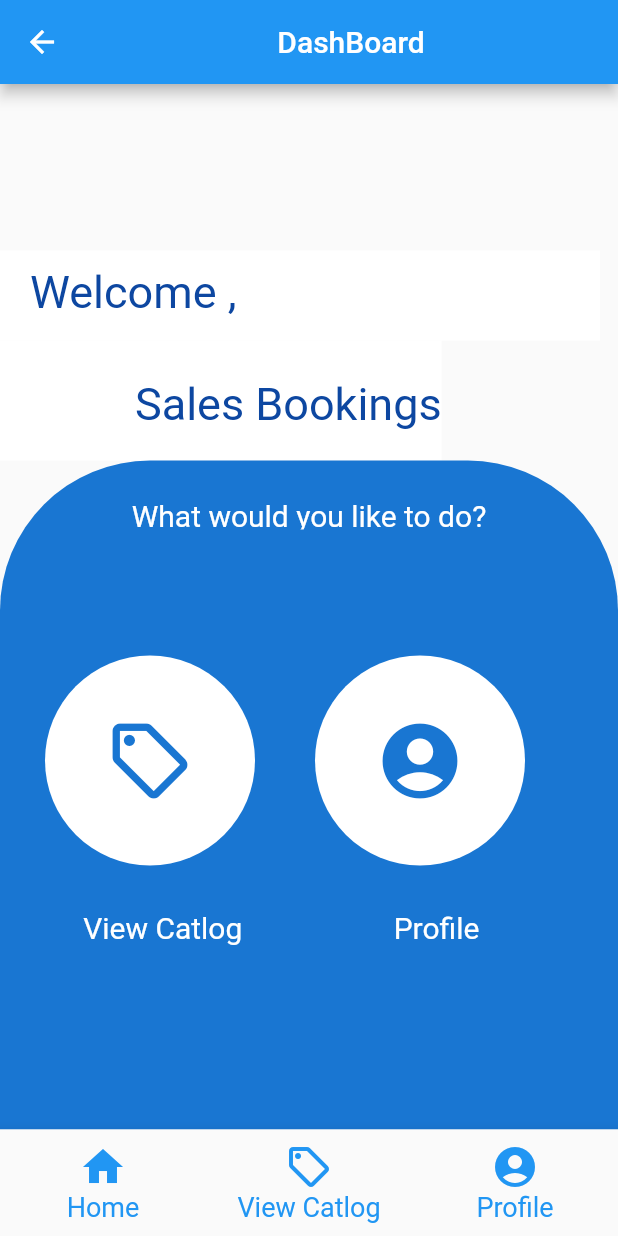
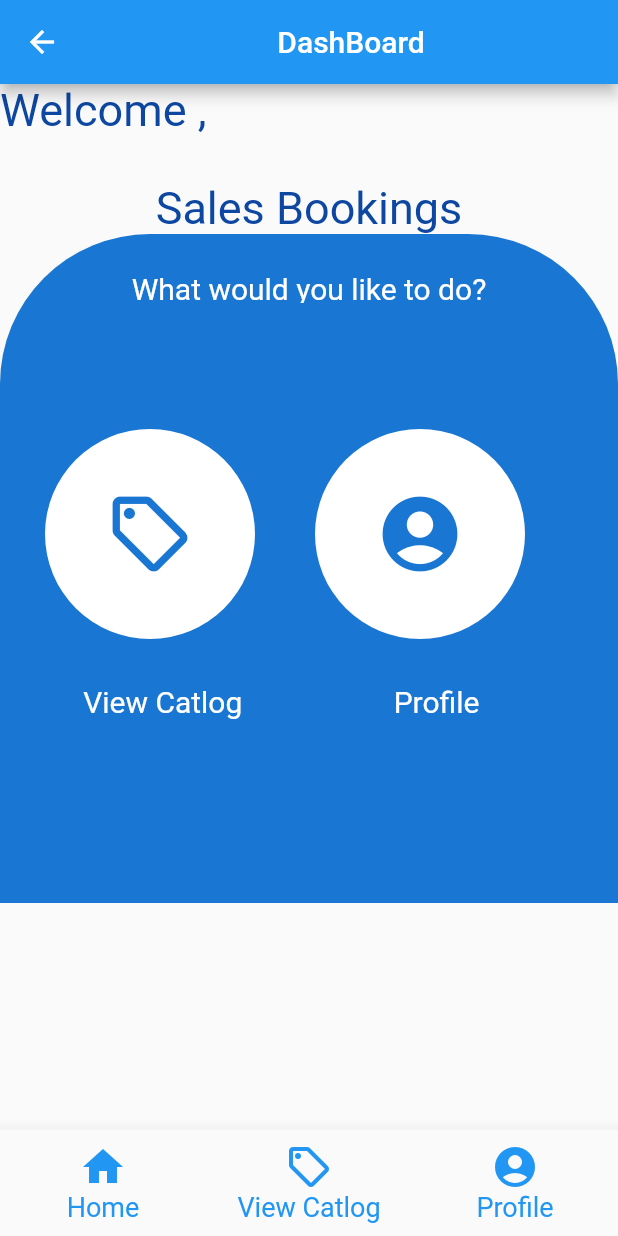
Before and after one commit to powersoftdev/SalesMobileApp, a Flutter app: the DashBoard screen opened directly, on a phone screen of 412 x 824 dp. Run offline on Flutter 3.47's test engine with Material 2 defaults, Android fonts, the phone set to English and light mode, and no system bars; our stand-ins replace shared_preferences; missing offline and left inert: flutter_animated_button, number_inc_dec; accounts and stored records are empty.

Commit message:
09-12-2022

```diff
--- a/lib/Model/item.dart
+++ b/lib/Model/item.dart
@@ -1,15 +1,15 @@
 // To parse this JSON data, do
 //
-//     final Item = ItemFromJson(jsonString);
+//     final ItemModel = ItemModelFromJson(jsonString);
 
 import 'dart:convert';
 
-Item ItemFromJson(String str) => Item.fromJson(json.decode(str));
+ItemModel ItemModelFromJson(String str) => ItemModel.fromJson(json.decode(str));
 
-String ItemToJson(Item data) => json.encode(data.toJson());
+String ItemModelToJson(ItemModel data) => json.encode(data.toJson());
 
-class Item {
-  Item({
+class ItemModel {
+  ItemModel({
     required this.status,
     required this.message,
     required this.data,
@@ -21,7 +21,7 @@ class Item {
   List<Datum> data;
   dynamic authToken;
 
-  factory Item.fromJson(Map<String, dynamic> json) => Item(
+  factory ItemModel.fromJson(Map<String, dynamic> json) => ItemModel(
         status: json["status"],
         message: json["message"],
         data: List<Datum>.from(json["data"].map((x) => Datum.fromJson(x))),
@@ -41,49 +41,49 @@ class Datum {
     this.companyId,
     this.divisionId,
     this.departmentId,
-    this.itemId,
+    this.ItemId,
     this.isActive,
-    this.itemTypeId,
-    this.itemName,
-    this.itemDescription,
-    this.itemLongDescription,
-    this.itemCategoryId,
-    this.itemFamilyId,
+    this.ItemTypeId,
+    this.ItemName,
+    this.ItemDescription,
+    this.ItemLongDescription,
+    this.ItemCategoryId,
+    this.ItemFamilyId,
     this.salesDescription,
     this.purchaseDescription,
     this.pictureUrl,
     this.largePictureUrl,
-    this.itemWeight,
-    this.itemWeightMetric,
-    this.itemShipWeight,
-    this.itemUpccode,
-    this.itemEpccode,
-    this.itemRfid,
-    this.itemSize,
-    this.itemSizeCmm,
-    this.itemDimentions,
-    this.itemDimentionsCmm,
-    this.itemColor,
-    this.itemNrfcolor,
-    this.itemStyle,
-    this.itemNrfstyle,
-    this.itemCareInstructions,
-    this.itemDefaultWarehouse,
-    this.itemDefaultWarehouseBin,
-    this.itemLocationX,
-    this.itemLocationY,
-    this.itemLocationZ,
+    this.ItemWeight,
+    this.ItemWeightMetric,
+    this.ItemShipWeight,
+    this.ItemUpccode,
+    this.ItemEpccode,
+    this.ItemRfid,
+    this.ItemSize,
+    this.ItemSizeCmm,
+    this.ItemDimentions,
+    this.ItemDimentionsCmm,
+    this.ItemColor,
+    this.ItemNrfcolor,
+    this.ItemStyle,
+    this.ItemNrfstyle,
+    this.ItemCareInstructions,
+    this.ItemDefaultWarehouse,
+    this.ItemDefaultWarehouseBin,
+    this.ItemLocationX,
+    this.ItemLocationY,
+    this.ItemLocationZ,
     this.downloadLocation,
     this.downloadPassword,
-    this.itemUom,
-    this.glitemSalesAccount,
-    this.glitemCogsaccount,
-    this.glitemInventoryAccount,
+    this.ItemUom,
+    this.glItemSalesAccount,
+    this.glItemCogsaccount,
+    this.glItemInventoryAccount,
     this.packId,
     this.currencyId,
     this.currencyExchangeRate,
     this.price,
-    this.itemPricingCode,
+    this.ItemPricingCode,
     this.pricingMethods,
     this.taxable,
     this.vendorId,
@@ -100,7 +100,7 @@ class Datum {
     this.calculatedCover,
     this.calculatedCoverUnits,
     this.isAssembly,
-    this.itemAssembly,
+    this.ItemAssembly,
     this.lifo,
     this.lifovalue,
     this.lifocost,
@@ -130,14 +130,14 @@ class Datum {
     this.taxPercent,
     this.lockedBy,
     this.lockTs,
-    this.isSerialLotItem,
-    this.isWarrantyItem,
+    this.isSerialLotItemModel,
+    this.isWarrantyItemModel,
     this.warrantyPeriod,
     this.minimumQty,
     this.lastEditDate,
     this.creationDate,
-    this.glitemFreightAccount,
-    this.glitemHandlingAccount,
+    this.glItemModelFreightAccount,
+    this.glItemModelHandlingAccount,
     this.allowPurchaseTrans,
     this.allowSalesTrans,
     this.allowInventoryTrans,
@@ -153,49 +153,49 @@ class Datum {
   dynamic companyId;
   dynamic divisionId;
   dynamic departmentId;
-  dynamic itemId;
+  dynamic ItemId;
   dynamic isActive;
-  dynamic itemTypeId;
-  dynamic itemName;
-  dynamic itemDescription;
-  dynamic itemLongDescription;
-  dynamic itemCategoryId;
-  dynamic itemFamilyId;
+  dynamic ItemTypeId;
+  dynamic ItemName;
+  dynamic ItemDescription;
+  dynamic ItemLongDescription;
+  dynamic ItemCategoryId;
+  dynamic ItemFamilyId;
   dynamic salesDescription;
   dynamic purchaseDescription;
   dynamic pictureUrl;
   dynamic largePictureUrl;
-  dynamic itemWeight;
-  dynamic itemWeightMetric;
-  dynamic itemShipWeight;
-  dynamic itemUpccode;
-  dynamic itemEpccode;
-  dynamic itemRfid;
-  dynamic itemSize;
-  dynamic itemSizeCmm;
-  dynamic itemDimentions;
-  dynamic itemDimentionsCmm;
-  dynamic itemColor;
-  dynamic itemNrfcolor;
-  dynamic itemStyle;
-  dynamic itemNrfstyle;
-  dynamic itemCareInstructions;
-  dynamic itemDefaultWarehouse;
-  dynamic itemDefaultWarehouseBin;
-  dynamic itemLocationX;
-  dynamic itemLocationY;
-  dynamic itemLocationZ;
+  dynamic ItemWeight;
+  dynamic ItemWeightMetric;
+  dynamic ItemShipWeight;
+  dynamic ItemUpccode;
+  dynamic ItemEpccode;
+  dynamic ItemRfid;
+  dynamic ItemSize;
+  dynamic ItemSizeCmm;
+  dynamic ItemDimentions;
+  dynamic ItemDimentionsCmm;
+  dynamic ItemColor;
+  dynamic ItemNrfcolor;
+  dynamic ItemStyle;
+  dynamic ItemNrfstyle;
+  dynamic ItemCareInstructions;
+  dynamic ItemDefaultWarehouse;
+  dynamic ItemDefaultWarehouseBin;
+  dynamic ItemLocationX;
+  dynamic ItemLocationY;
+  dynamic ItemLocationZ;
   dynamic downloadLocation;
   dynamic downloadPassword;
-  dynamic itemUom;
-  dynamic glitemSalesAccount;
-  dynamic glitemCogsaccount;
-  dynamic glitemInventoryAccount;
+  dynamic ItemUom;
+  dynamic glItemSalesAccount;
+  dynamic glItemCogsaccount;
+  dynamic glItemInventoryAccount;
   dynamic packId;
   dynamic currencyId;
   dynamic currencyExchangeRate;
   dynamic price;
-  dynamic itemPricingCode;
+  dynamic ItemPricingCode;
   dynamic pricingMethods;
   dynamic taxable;
   dynamic vendorId;
@@ -212,7 +212,7 @@ class Datum {
   dynamic calculatedCover;
   dynamic calculatedCoverUnits;
   dynamic isAssembly;
-  dynamic itemAssembly;
+  dynamic ItemAssembly;
   dynamic lifo;
   dynamic lifovalue;
   dynamic lifocost;
@@ -242,14 +242,14 @@ class Datum {
   dynamic taxPercent;
   dynamic lockedBy;
   dynamic lockTs;
-  dynamic isSerialLotItem;
-  dynamic isWarrantyItem;
+  dynamic isSerialLotItemModel;
+  dynamic isWarrantyItemModel;
   dynamic warrantyPeriod;
   dynamic minimumQty;
   dynamic lastEditDate;
   dynamic creationDate;
-  dynamic glitemFreightAccount;
-  dynamic glitemHandlingAccount;
+  dynamic glItemModelFreightAccount;
+  dynamic glItemModelHandlingAccount;
   dynamic allowPurchaseTrans;
   dynamic allowSalesTrans;
   dynamic allowInventoryTrans;
@@ -265,52 +265,54 @@ class Datum {
         companyId: json["companyId"],
         divisionId: json["divisionId"],
         departmentId: json["departmentId"],
-        itemId: json["itemId"],
+        ItemId: json["itemModelId"],
         isActive: json["isActive"],
-        itemTypeId: json["itemTypeId"],
-        itemName: json["itemName"],
-        itemDescription: json["itemDescription"],
-        itemLongDescription: json["itemLongDescription"],
-        itemCategoryId: json["itemCategoryId"],
-        itemFamilyId: json["itemFamilyId"],
+        ItemTypeId: json["ItemTypeId"],
+        ItemName: json["itemName"],
+        ItemDescription: json["ItemDescription"],
+        ItemLongDescription: json["ItemLongDescription"],
+        ItemCategoryId: json["ItemCategoryId"],
+        ItemFamilyId: json["itemFamilyId"],
         salesDescription: json["salesDescription"],
         purchaseDescription: json["purchaseDescription"],
         pictureUrl: json["pictureUrl"],
         largePictureUrl: json["largePictureUrl"],
-        itemWeight: json["itemWeight"],
-        itemWeightMetric: json["itemWeightMetric"],
-        itemShipWeight: json["itemShipWeight"],
-        itemUpccode: json["itemUpccode"] == null ? null : json["itemUpccode"],
-        itemEpccode: json["itemEpccode"],
-        itemRfid: json["itemRfid"],
-        itemSize: json["itemSize"],
-        itemSizeCmm: json["itemSizeCmm"],
-        itemDimentions: json["itemDimentions"],
-        itemDimentionsCmm: json["itemDimentionsCmm"],
-        itemColor: json["itemColor"],
-        itemNrfcolor: json["itemNrfcolor"],
-        itemStyle: json["itemStyle"],
-        itemNrfstyle: json["itemNrfstyle"],
-        itemCareInstructions: json["itemCareInstructions"],
-        itemDefaultWarehouse: json["itemDefaultWarehouse"],
-        itemDefaultWarehouseBin: json["itemDefaultWarehouseBin"],
-        itemLocationX: json["itemLocationX"],
-        itemLocationY: json["itemLocationY"],
-        itemLocationZ: json["itemLocationZ"],
+        ItemWeight: json["ItemWeight"],
+        ItemWeightMetric: json["ItemWeightMetric"],
+        ItemShipWeight: json["ItemShipWeight"],
+        ItemUpccode:
+            json["ItemUpccode"] == null ? null : json["ItemModelUpccode"],
+        ItemEpccode: json["ItemEpccode"],
+        ItemRfid: json["ItemRfid"],
+        ItemSize: json["ItemSize"],
+        ItemSizeCmm: json["ItemSizeCmm"],
+        ItemDimentions: json["ItemDimentions"],
+        ItemDimentionsCmm: json["ItemDimentionsCmm"],
+        ItemColor: json["ItemColor"],
+        ItemNrfcolor: json["ItemNrfcolor"],
+        ItemStyle: json["ItemStyle"],
+        ItemNrfstyle: json["ItemNrfstyle"],
+        ItemCareInstructions: json["ItemCareInstructions"],
+        ItemDefaultWarehouse: json["ItemDefaultWarehouse"],
+        ItemDefaultWarehouseBin: json["ItemDefaultWarehouseBin"],
+        ItemLocationX: json["ItemLocationX"],
+        ItemLocationY: json["ItemLocationY"],
+        ItemLocationZ: json["ItemLocationZ"],
         downloadLocation: json["downloadLocation"],
         downloadPassword: json["downloadPassword"],
-        itemUom: json["itemUom"],
-        glitemSalesAccount: json["glitemSalesAccount"],
-        glitemCogsaccount: json["glitemCogsaccount"],
-        glitemInventoryAccount: json["glitemInventoryAccount"] == null
+        ItemUom: json["ItemModelUom"],
+        glItemSalesAccount: json["glItemSalesAccount"],
+        glItemCogsaccount: json["glItemCogsaccount"],
+        glItemInventoryAccount: json["glItemInventoryAccount"] == null
             ? null
-            : json["glitemInventoryAccount"],
+            : json["glItemInventoryAccount"],
         packId: json["packId"],
         currencyId: json["currencyId"],
         currencyExchangeRate: json["currencyExchangeRate"],
         price: json["price"],
-        itemPricingCode:
-            json["itemPricingCode"] == null ? null : json["itemPricingCode"],
+        ItemPricingCode: json["ItemModelPricingCode"] == null
+            ? null
+            : json["ItemPricingCode"],
         pricingMethods: json["pricingMethods"],
         taxable: json["taxable"],
         vendorId: json["vendorId"],
@@ -328,7 +330,7 @@ class Datum {
         calculatedCover: json["calculatedCover"],
         calculatedCoverUnits: json["calculatedCoverUnits"],
         isAssembly: json["isAssembly"],
-        itemAssembly: json["itemAssembly"],
+        ItemAssembly: json["ItemModelAssembly"],
         lifo: json["lifo"],
         lifovalue: json["lifovalue"] == null ? null : json["lifovalue"],
         lifocost: json["lifocost"] == null ? null : json["lifocost"],
@@ -361,14 +363,14 @@ class Datum {
         taxPercent: json["taxPercent"],
         lockedBy: json["lockedBy"],
         lockTs: json["lockTs"],
-        isSerialLotItem: json["isSerialLotItem"],
-        isWarrantyItem: json["isWarrantyItem"],
+        isSerialLotItemModel: json["isSerialLotItemModel"],
+        isWarrantyItemModel: json["isWarrantyItemModel"],
         warrantyPeriod: json["warrantyPeriod"],
         minimumQty: json["minimumQty"],
         lastEditDate: DateTime.parse(json["lastEditDate"]),
         creationDate: DateTime.parse(json["creationDate"]),
-        glitemFreightAccount: json["glitemFreightAccount"],
-        glitemHandlingAccount: json["glitemHandlingAccount"],
+        glItemModelFreightAccount: json["glItemModelFreightAccount"],
+        glItemModelHandlingAccount: json["glItemModelHandlingAccount"],
         allowPurchaseTrans: json["allowPurchaseTrans"],
         allowSalesTrans: json["allowSalesTrans"],
         allowInventoryTrans: json["allowInventoryTrans"],
@@ -385,50 +387,51 @@ class Datum {
         "companyId": companyId,
         "divisionId": divisionId,
         "departmentId": departmentId,
-        "itemId": itemId,
+        "ItemModelId": ItemId,
         "isActive": isActive,
-        "itemTypeId": itemTypeId,
-        "itemName": itemName,
-        "itemDescription": itemDescription,
-        "itemLongDescription": itemLongDescription,
-        "itemCategoryId": itemCategoryId,
-        "itemFamilyId": itemFamilyId,
+        "ItemModelTypeId": ItemTypeId,
+        "ItemModelName": ItemName,
+        "ItemModelDescription": ItemDescription,
+        "ItemModelLongDescription": ItemLongDescription,
+        "ItemModelCategoryId": ItemCategoryId,
+        "ItemModelFamilyId": ItemFamilyId,
         "salesDescription": salesDescription,
         "purchaseDescription": purchaseDescription,
         "pictureUrl": pictureUrl,
         "largePictureUrl": largePictureUrl,
-        "itemWeight": itemWeight,
-        "itemWeightMetric": itemWeightMetric,
-        "itemShipWeight": itemShipWeight,
-        "itemUpccode": itemUpccode == null ? null : itemUpccode,
-        "itemEpccode": itemEpccode,
-        "itemRfid": itemRfid,
-        "itemSize": itemSize,
-        "itemSizeCmm": itemSizeCmm,
-        "itemDimentions": itemDimentions,
-        "itemDimentionsCmm": itemDimentionsCmm,
-        "itemColor": itemColor,
-        "itemNrfcolor": itemNrfcolor,
-        "itemStyle": itemStyle,
-        "itemNrfstyle": itemNrfstyle,
-        "itemCareInstructions": itemCareInstructions,
-        "itemDefaultWarehouse": itemDefaultWarehouse,
-        "itemDefaultWarehouseBin": itemDefaultWarehouseBin,
-        "itemLocationX": itemLocationX,
-        "itemLocationY": itemLocationY,
-        "itemLocationZ": itemLocationZ,
+        "ItemModelWeight": ItemWeight,
+        "ItemModelWeightMetric": ItemWeightMetric,
+        "ItemModelShipWeight": ItemShipWeight,
+        "ItemModelUpccode": ItemUpccode == null ? null : ItemUpccode,
+        "ItemModelEpccode": ItemEpccode,
+        "ItemModelRfid": ItemRfid,
+        "ItemModelSize": ItemSize,
+        "ItemModelSizeCmm": ItemSizeCmm,
+        "ItemModelDimentions": ItemDimentions,
+        "ItemModelDimentionsCmm": ItemDimentionsCmm,
+        "ItemModelColor": ItemColor,
+        "ItemModelNrfcolor": ItemNrfcolor,
+        "ItemModelStyle": ItemStyle,
+        "ItemModelNrfstyle": ItemNrfstyle,
+        "ItemModelCareInstructions": ItemCareInstructions,
+        "ItemModelDefaultWarehouse": ItemDefaultWarehouse,
+        "ItemModelDefaultWarehouseBin": ItemDefaultWarehouseBin,
+        "ItemModelLocationX": ItemLocationX,
+        "ItemModelLocationY": ItemLocationY,
+        "ItemModelLocationZ": ItemLocationZ,
         "downloadLocation": downloadLocation,
         "downloadPassword": downloadPassword,
-        "itemUom": itemUom,
-        "glitemSalesAccount": glitemSalesAccount,
-        "glitemCogsaccount": glitemCogsaccount,
-        "glitemInventoryAccount":
-            glitemInventoryAccount == null ? null : glitemInventoryAccount,
+        "ItemModelUom": ItemUom,
+        "glItemModelSalesAccount": glItemSalesAccount,
+        "glItemModelCogsaccount": glItemCogsaccount,
+        "glItemModelInventoryAccount":
+            glItemInventoryAccount == null ? null : glItemInventoryAccount,
         "packId": packId,
         "currencyId": currencyId,
         "currencyExchangeRate": currencyExchangeRate,
         "price": price,
-        "itemPricingCode": itemPricingCode == null ? null : itemPricingCode,
+        "ItemModelPricingCode":
+            ItemPricingCode == null ? null : ItemPricingCode,
         "pricingMethods": pricingMethods,
         "taxable": taxable,
         "vendorId": vendorId,
@@ -445,7 +448,7 @@ class Datum {
         "calculatedCover": calculatedCover,
         "calculatedCoverUnits": calculatedCoverUnits,
         "isAssembly": isAssembly,
-        "itemAssembly": itemAssembly,
+        "ItemModelAssembly": ItemAssembly,
         "lifo": lifo,
         "lifovalue": lifovalue == null ? null : lifovalue,
         "lifocost": lifocost == null ? null : lifocost,
@@ -475,14 +478,14 @@ class Datum {
         "taxPercent": taxPercent,
         "lockedBy": lockedBy,
         "lockTs": lockTs,
-        "isSerialLotItem": isSerialLotItem,
-        "isWarrantyItem": isWarrantyItem,
+        "isSerialLotItemModel": isSerialLotItemModel,
+        "isWarrantyItemModel": isWarrantyItemModel,
         "warrantyPeriod": warrantyPeriod,
         "minimumQty": minimumQty,
         "lastEditDate": lastEditDate.toIso8601String(),
         "creationDate": creationDate.toIso8601String(),
-        "glitemFreightAccount": glitemFreightAccount,
-        "glitemHandlingAccount": glitemHandlingAccount,
+        "glItemModelFreightAccount": glItemModelFreightAccount,
+        "glItemModelHandlingAccount": glItemModelHandlingAccount,
         "allowPurchaseTrans": allowPurchaseTrans,
         "allowSalesTrans": allowSalesTrans,
         "allowInventoryTrans": allowInventoryTrans,
--- a/lib/screens/dashboard.dart
+++ b/lib/screens/dashboard.dart
@@ -39,33 +39,20 @@ class _DashBoardState extends State<DashBoard> {
       ),
       body: SafeArea(
         child: Column(
-          mainAxisAlignment: MainAxisAlignment.end,
+          mainAxisAlignment: MainAxisAlignment.start,
           crossAxisAlignment: CrossAxisAlignment.start,
           children: [
-            Container(
-              height: 60,
-              width: 400,
-              color: Colors.white,
-              padding: const EdgeInsets.only(
-                top: 10.0,
-                left: 20.0,
-              ),
-              child: Text(
-                'Welcome ,$customerName',
-                style: TextStyle(
-                  fontSize: 30,
-                  color: Colors.blue[900],
-                ),
+            Text(
+              'Welcome ,$customerName',
+              style: TextStyle(
+                fontSize: 30,
+                color: Colors.blue[900],
               ),
             ),
-            Container(
-              height: 80,
-              // width: 100,
-              color: Colors.white,
-              padding: const EdgeInsets.only(
-                top: 25.0,
-                left: 90.0,
-              ),
+            SizedBox(
+              height: 30,
+            ),
+            Center(
               child: Text(
                 'Sales Bookings',
                 style: TextStyle(
@@ -74,6 +61,38 @@ class _DashBoardState extends State<DashBoard> {
                 ),
               ),
             ),
+            // Container(
+            //   height: 60,
+            //   width: 400,
+            //   color: Colors.red,
+            //   padding: const EdgeInsets.only(
+            //     top: 10.0,
+            //     left: 20.0,
+            //   ),
+            //   child: Text(
+            //     'Welcome ,$customerName',
+            //     style: TextStyle(
+            //       fontSize: 30,
+            //       color: Colors.blue[900],
+            //     ),
+            //   ),
+            // ),
+            // Container(
+            //   height: 80,
+            //   // width: 100,
+            //   color: Colors.green,
+            //   padding: const EdgeInsets.only(
+            //     top: 25.0,
+            //     left: 90.0,
+            //   ),
+            //   child: Text(
+            //     'Sales Bookings',
+            //     style: TextStyle(
+            //       fontSize: 30,
+            //       color: Colors.blue[900],
+            //     ),
+            //   ),
+            // ),
             Stack(children: [
               Container(
                 height: 446,
--- a/lib/screens/login_screen.dart
+++ b/lib/screens/login_screen.dart
@@ -18,6 +18,7 @@ class _LoginScreenState extends State<LoginScreen> {
   final emailcontroller = TextEditingController();
   final passwordcontroller = TextEditingController();
   dynamic customerName;
+  String? token;
 
   String password = '';
 
@@ -54,10 +55,14 @@ class _LoginScreenState extends State<LoginScreen> {
       print('Response status: ${response.statusCode}');
       print('Response body: ${response.body}');
 
-      prefs.setString('customerEmail', emailcontroller.text);
-      prefs.setString('customerName', customerName);
+      await prefs.setString('customerEmail', emailcontroller.text);
+      await prefs.setString('customerName', customerName);
+      await prefs.setString('token', responseData.authToken);
+      String? tokenFromSP = prefs.getString('token');
 
       print(customerName);
+      print('responseData.authToken: ' + responseData.authToken);
+      print('token from sp: ' + tokenFromSP!);
     }
 
     Navigator.of(context)
--- a/lib/screens/select_item.dart
+++ b/lib/screens/select_item.dart
@@ -1,8 +1,12 @@
 // ignore_for_file: prefer_const_constructors
 
+import 'dart:convert';
 import 'package:flutter/material.dart';
 import 'package:provider/provider.dart';
+import 'package:sales_order/Model/products.dart';
 import 'package:sales_order/Screens/login_screen.dart';
+import 'package:http/http.dart' as http;
+import 'package:shared_preferences/shared_preferences.dart';
 import '../Store/MyStore.dart';
 import '../Screens/ProductDetailPage.dart';
 import '../Screens/basketPage.dart';
@@ -21,10 +25,48 @@ class _SelectItemScreenState extends State<SelectItemScreen> {
 
   TextEditingController? _textEditingController = TextEditingController();
 
+  var itemId;
+  late int minimumQty;
+  late String itemName;
+  late double price;
+  late String pictureurl;
+  late String itemFamilyId;
+  String? token;
+
+  Future<String?> getToken() async {
+    final SharedPreferences prefs = await SharedPreferences.getInstance();
+    token = prefs.getString('token');
+  }
+
+  Future<List<Datum>> callApi() async {
+    await getToken();
+    final response = await http.get(
+        Uri.parse('http://powersoftrd.com/PEMAPI/api/GetInventoryItems/741258'),
+        headers: {
+          'Content-Type': 'application/json',
+          'Accept': 'application/json',
+          'Authorization': 'Bearer $token',
+        });
+    print('Response status: ${response.statusCode}');
+    print('Response body: ${response.body}');
+    print('token : ${token}');
+
+    if (response.statusCode == 200) {
+      final result = json.decode(response.body);
+      // final itemModels = result["data"];
+      var itemModel = ItemModel.fromJson(result);
+      return itemModel.data;
+      // return ItemModels.map((e) => ItemModelFromJson(e)).toList();
+
+    } else {
+      throw Exception('Failed to load data');
+    }
+  }
+
   @override
   Widget build(BuildContext context) {
     //register for thr listener to listen for any notifications
-    var store = Provider.of<MyStore>(context);
+    // var store = Provider.of<MyStore>(context);
     return Scaffold(
       resizeToAvoidBottomInset: false,
       appBar: AppBar(
@@ -70,12 +112,12 @@ class _SelectItemScreenState extends State<SelectItemScreen> {
             },
             iconSize: 40,
           ),
-          Text(
-            store.getBasketQty().toString(),
-            style: TextStyle(
-              color: Colors.white,
-            ),
-          ),
+          // Text(
+          //   store.getBasketQty().toString(),
+          //   style: TextStyle(
+          //     color: Colors.white,
+          //   ),
+          // ),
         ],
       ),
       bottomNavigationBar: BottomNavigationBar(
@@ -131,8 +173,13 @@ class _SelectItemScreenState extends State<SelectItemScreen> {
           }
         },
       ),
-      body: ListView.builder(
-        itemCount: store.products.length,
+      body: FutureBuilder<List<Datum>>(
+        future: callApi(),
+        builder: (context, snapshot) {
+          var data = snapshot.data;
+          if (snapshot.hasData) {
+            return ListView.builder(
+              itemCount: data!.length,
               itemBuilder: (context, index) {
                 return Card(
                   child: ListTile(
@@ -142,14 +189,14 @@ class _SelectItemScreenState extends State<SelectItemScreen> {
                         'lib/images/newsp.jpg',
                       ),
                     ),
-              title: Text(store.products[index].name!),
-              subtitle: Text('₦ ${store.products[index].price.toString()}'),
-              trailing: Text('₦ ${store.products[index].price.toString()}'),
+                    title: Text(data[index].ItemName),
+                    subtitle: Text(data[index].ItemFamilyId),
+                    trailing: Text('₦ ${data[index].price.toString()}'),
                     onTap: () {
-                //set the item as the activeProduct
-                store.setActiveProduct(
-                  store.products[index],
-                );
+                      // set the item as the activeProduct
+                      // store.setActiveProduct(
+                      //   store.products[index],
+                      // );
                       //move to productDetail page
                       showModalBottomSheet<void>(
                         context: context,
@@ -164,6 +211,11 @@ class _SelectItemScreenState extends State<SelectItemScreen> {
                   ),
                 );
               },
+            );
+          } else {
+            return CircularProgressIndicator();
+          }
+        },
       ),
     );
   }
```
Lines whose indentation alone changed are shown as unchanged.
